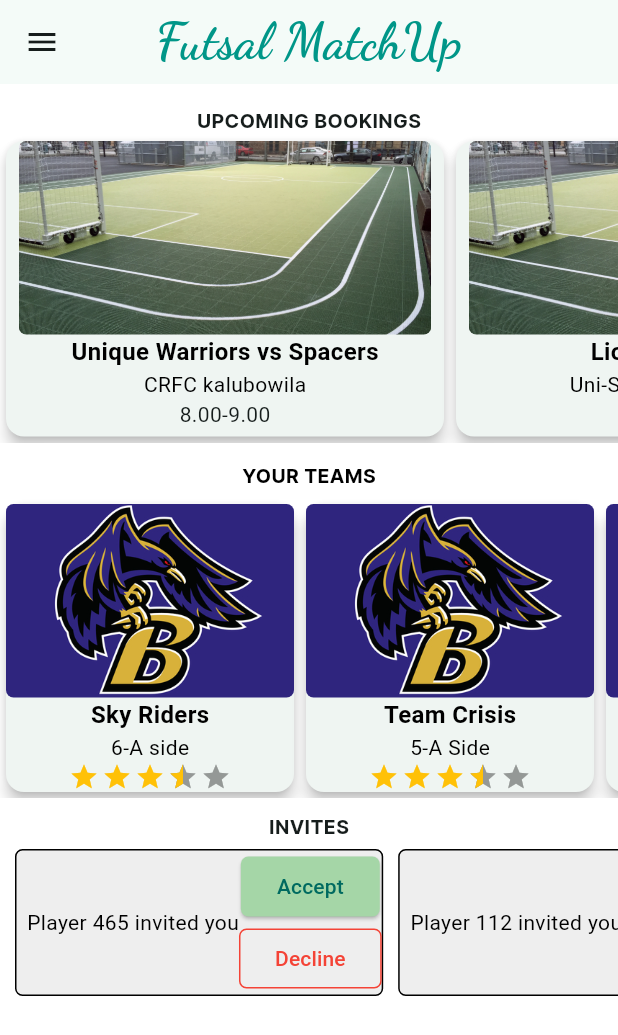
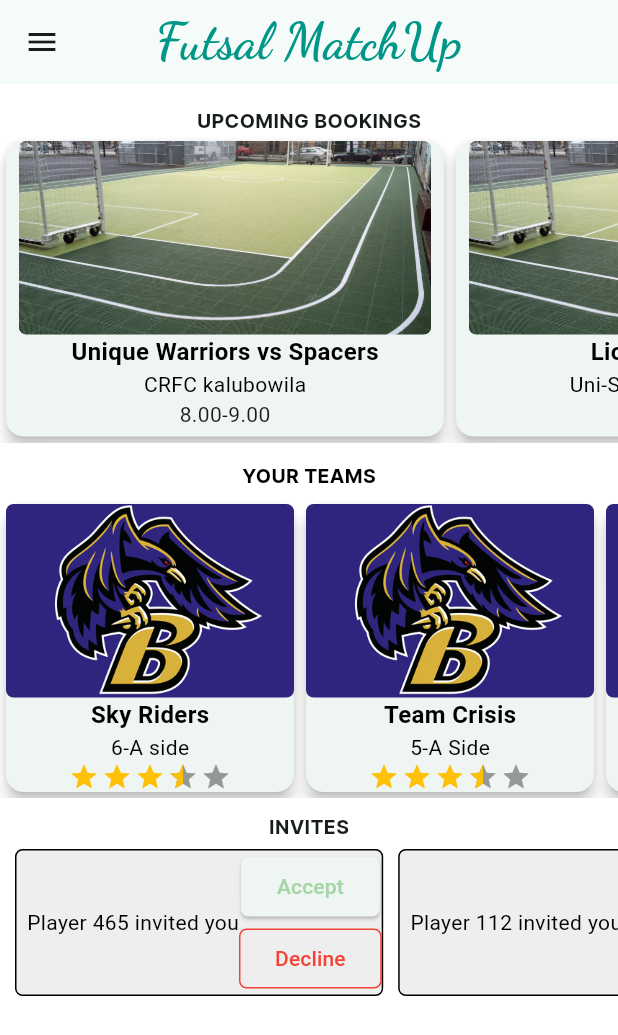
Before and after one commit to emlano/futsalmatchup, a Flutter app: the screen it shows after launch, on a phone screen of 412 x 824 dp. Shown: the top 1035 px of the screen. Run offline on Flutter 3.47's test engine with Material 3 defaults, Android fonts, the phone set to English and light mode, and no system bars; drawn by our look-alikes of flutter_rating_bar; our stand-ins replace carousel_slider.

Commit message:
fix: merge conflict rebase

```diff
--- a/frontend/lib/logic/user/manager.dart
+++ b/frontend/lib/logic/user/manager.dart
@@ -1,8 +1,8 @@
 import 'package:frontend/logic/user/user.dart';
 
 class Manager extends User {
-  Manager(String userId, String username, String password, String phoneNo)
+  Manager(int userId, String username, String password, String phoneNo)
       : super(userId, username, password, phoneNo);
 
-  Manager.fromMap(Map<String, dynamic> map) : super.fromMap(map);
+  Manager.fromMap(Map<String, dynamic> map) : super.fromJSON(map);
 }
--- a/frontend/lib/logic/user/player.dart
+++ b/frontend/lib/logic/user/player.dart
@@ -8,7 +8,7 @@ class Player extends User {
   bool availability;
 
   Player(
-      String userId,
+      int userId,
       String username,
       String password,
       String phoneNo,
@@ -20,28 +20,28 @@ class Player extends User {
       : super(userId, username, password, phoneNo);
 
   @override
-  Player.fromMap(Map<String, dynamic> map)
-      : sportsmanship = map['sportsmanship'],
-        overall = map['overall'],
-        city = map['city'],
-        availability = map['availability'],
-        skill = map['skill'],
-        super.fromMap(map);
+  Player.fromJSON(Map<String, dynamic> map)
+      : sportsmanship = map['player_sportsmanship_rating'],
+        overall = map['player_overall_rating'],
+        city = map['player_city'],
+        availability = map['player_availability'],
+        skill = map['player_skill_rating'],
+        super.fromJSON(map);
 
   @override
-  Map<String, dynamic> toMap() {
-    Map<String, dynamic> map = super.toMap();
+  Map<String, dynamic> toJSON() {
+    Map<String, dynamic> map = super.toJSON();
     map.addAll({
       'skill': skill,
-      'sportsmanship': sportsmanship,
-      'overall': overall,
-      'city': city,
-      'availability': availability
+      'player_sportsmanship_rating': sportsmanship,
+      'player_overall_rating': overall,
+      'player_city': city,
+      'player_availability': availability
     });
 
     return map;
   }
 
   @override
-  String toString() => toMap().toString();
+  String toString() => toJSON().toString();
 }
--- a/frontend/lib/logic/user/user.dart
+++ b/frontend/lib/logic/user/user.dart
@@ -1,7 +1,7 @@
 abstract class User {
   // More instance variables may be added as requirements grow
-  final String userId;
-  String username;
+  final int userId;
+  final String username;
   String password;
   String phoneNo;
 
@@ -14,23 +14,23 @@ abstract class User {
   );
 
   // Named constructor
-  User.fromMap(Map<String, dynamic> map)
-      : userId = map['userId'],
+  User.fromJSON(Map<String, dynamic> map)
+      : userId = map['user_id'],
         username = map['username'],
         password = map['password'],
-        phoneNo = map['phoneNo'];
+        phoneNo = map['phone_no'];
 
-  Map<String, dynamic> toMap() {
+  Map<String, dynamic> toJSON() {
     return {
-      'userId': userId,
+      'user_id': userId,
       'username': username,
       'password': password,
-      'phoneNo': phoneNo
+      'phone_no': phoneNo
     };
   }
 
   @override
-  String toString() => toMap().toString();
+  String toString() => toJSON().toString();
 
   @override
   bool operator ==(Object other) =>
--- a/frontend/lib/main.dart
+++ b/frontend/lib/main.dart
@@ -2,7 +2,7 @@ import 'package:flutter/material.dart';
 import 'package:frontend/views/login/login_page.dart';
 import 'package:frontend/views/login/login_screen.dart';
 import 'package:frontend/views/login/signin_page.dart';
-import 'package:frontend/views/home/home.dart';
+import 'package:frontend/views/home/Home.dart';
 
 void main() {
   runApp(const MyApp());
--- a/frontend/lib/views/home/Home.dart
+++ b/frontend/lib/views/home/Home.dart
@@ -1,9 +1,7 @@
 import 'package:flutter/material.dart';
 import 'package:frontend/views/home/upcoming_bookings.dart';
-import 'package:carousel_slider/carousel_slider.dart';
 import 'package:frontend/views/home/teams.dart';
 import 'package:flutter_rating_bar/flutter_rating_bar.dart';
-import 'package:frontend/models/header_app_bar.dart';
 import 'package:frontend/views/profile/player_profile.dart';
 import 'package:frontend/views/stadium/stadium_availability_page.dart';
 import 'package:frontend/views/team/create_team_page.dart';
@@ -303,7 +301,8 @@ class _HomeState extends State<Home> {
                                 // Add logic for accepting the request
                               },
                               style: ElevatedButton.styleFrom(
-                                primary: Colors.green[200], // Set the button color
+                                foregroundColor:
+                                    Colors.green[200], // Set the button color
                                 shape: RoundedRectangleBorder(
                                   borderRadius: BorderRadius.circular(5),
                                 ),
@@ -316,7 +315,7 @@ class _HomeState extends State<Home> {
                                 // Add logic for declining the request
                               },
                               style: OutlinedButton.styleFrom(
-                                primary: Colors.red,
+                                foregroundColor: Colors.red,
                                 // Set the button border color
                                 side: BorderSide(color: Colors.red),
                                 // Set the button border
@@ -357,7 +356,8 @@ class _HomeState extends State<Home> {
                                 // Add logic for accepting the request
                               },
                               style: ElevatedButton.styleFrom(
-                                primary: Colors.green[200], // Set the button color
+                                foregroundColor:
+                                    Colors.green[200], // Set the button color
                                 shape: RoundedRectangleBorder(
                                   borderRadius: BorderRadius.circular(5),
                                 ),
@@ -370,7 +370,7 @@ class _HomeState extends State<Home> {
                                 // Add logic for declining the request
                               },
                               style: OutlinedButton.styleFrom(
-                                primary: Colors.red,
+                                foregroundColor: Colors.red,
                                 // Set the button border color
                                 side: BorderSide(color: Colors.red),
                                 // Set the button border
--- a/frontend/pubspec.yaml
+++ b/frontend/pubspec.yaml
@@ -37,6 +37,7 @@ dependencies:
   cupertino_icons: ^1.0.2
   carousel_slider: ^4.2.1
   flutter_rating_bar: ^4.0.0
+  provider: ^6.1.2
 
 dev_dependencies:
   flutter_test:
```
Also changed, not shown: frontend/lib/logic/stadium/booking.dart (+23 -41 lines), frontend/lib/logic/stadium/stadium.dart (+8 -35 lines), frontend/lib/logic/team/team.dart (+5 -18 lines), frontend/pubspec.lock, 2 other files.
